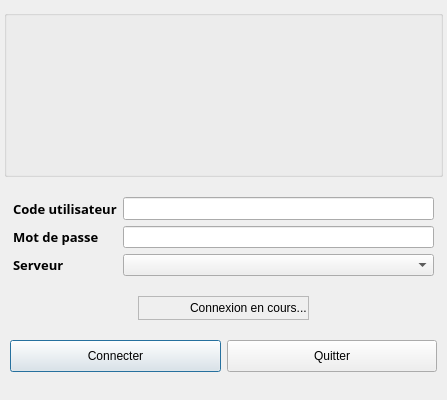
This is client/src/LoginDialog.ui in introlab/openteraplus as Qt 5 draws it before an edit. The edited form follows.
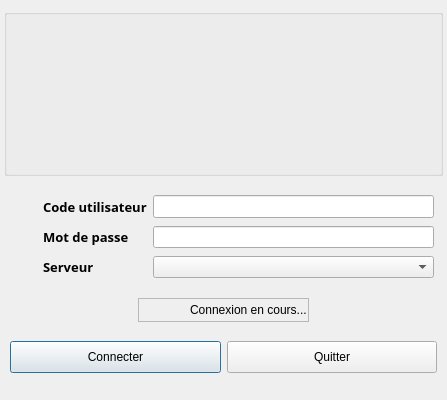
This is the edited form. Icons and pictures are not drawn.

The edit to the form file:
```diff
--- a/client/src/LoginDialog.ui
+++ b/client/src/LoginDialog.ui
@@ -202,23 +202,7 @@
       <property name="verticalSpacing">
        <number>6</number>
       </property>
-      <item row="0" column="0">
-       <widget class="QLabel" name="lblUsername">
-        <property name="font">
-         <font>
-          <family>10px Arial</family>
-          <pointsize>10</pointsize>
-          <weight>75</weight>
-          <italic>false</italic>
-          <bold>true</bold>
-         </font>
-        </property>
-        <property name="text">
-         <string>Code utilisateur</string>
-        </property>
-       </widget>
-      </item>
-      <item row="0" column="1">
+      <item row="0" column="2">
        <widget class="QLineEdit" name="txtUsername">
         <property name="enabled">
          <bool>true</bool>
@@ -230,7 +214,17 @@
         </property>
        </widget>
       </item>
-      <item row="1" column="0">
+      <item row="2" column="2">
+       <widget class="QComboBox" name="cmbServers">
+        <property name="sizePolicy">
+         <sizepolicy hsizetype="MinimumExpanding" vsizetype="Fixed">
+          <horstretch>0</horstretch>
+          <verstretch>0</verstretch>
+         </sizepolicy>
+        </property>
+       </widget>
+      </item>
+      <item row="1" column="1">
        <widget class="QLabel" name="lblPassword">
         <property name="font">
          <font>
@@ -246,7 +240,7 @@
         </property>
        </widget>
       </item>
-      <item row="1" column="1">
+      <item row="1" column="2">
        <widget class="QLineEdit" name="txtPassword">
         <property name="font">
          <font>
@@ -258,7 +252,7 @@
         </property>
        </widget>
       </item>
-      <item row="2" column="0">
+      <item row="2" column="1">
        <widget class="QLabel" name="lblServer">
         <property name="font">
          <font>
@@ -274,13 +268,112 @@
         </property>
        </widget>
       </item>
-      <item row="2" column="1">
-       <widget class="QComboBox" name="cmbServers">
+      <item row="0" column="1">
+       <widget class="QLabel" name="lblUsername">
+        <property name="font">
+         <font>
+          <family>10px Arial</family>
+          <pointsize>10</pointsize>
+          <weight>75</weight>
+          <italic>false</italic>
+          <bold>true</bold>
+         </font>
+        </property>
+        <property name="text">
+         <string>Code utilisateur</string>
+        </property>
+       </widget>
+      </item>
+      <item row="0" column="0">
+       <widget class="QLabel" name="icoUser">
         <property name="sizePolicy">
-         <sizepolicy hsizetype="MinimumExpanding" vsizetype="Fixed">
+         <sizepolicy hsizetype="Fixed" vsizetype="Fixed">
           <horstretch>0</horstretch>
           <verstretch>0</verstretch>
          </sizepolicy>
+        </property>
+        <property name="minimumSize">
+         <size>
+          <width>24</width>
+          <height>24</height>
+         </size>
+        </property>
+        <property name="maximumSize">
+         <size>
+          <width>24</width>
+          <height>24</height>
+         </size>
+        </property>
+        <property name="text">
+         <string/>
+        </property>
+        <property name="pixmap">
+         <pixmap resource="../resources/TeraClient.qrc">:/icons/software_user.png</pixmap>
+        </property>
+        <property name="scaledContents">
+         <bool>true</bool>
+        </property>
+       </widget>
+      </item>
+      <item row="1" column="0">
+       <widget class="QLabel" name="icoPassword">
+        <property name="sizePolicy">
+         <sizepolicy hsizetype="Fixed" vsizetype="Fixed">
+          <horstretch>0</horstretch>
+          <verstretch>0</verstretch>
+         </sizepolicy>
+        </property>
+        <property name="minimumSize">
+         <size>
+          <width>24</width>
+          <height>24</height>
+         </size>
+        </property>
+        <property name="maximumSize">
+         <size>
+          <width>24</width>
+          <height>24</height>
+         </size>
+        </property>
+        <property name="text">
+         <string/>
+        </property>
+        <property name="pixmap">
+         <pixmap resource="../resources/TeraClient.qrc">:/icons/password.png</pixmap>
+        </property>
+        <property name="scaledContents">
+         <bool>true</bool>
+        </property>
+       </widget>
+      </item>
+      <item row="2" column="0">
+       <widget class="QLabel" name="icoServer">
+        <property name="sizePolicy">
+         <sizepolicy hsizetype="Fixed" vsizetype="Fixed">
+          <horstretch>0</horstretch>
+          <verstretch>0</verstretch>
+         </sizepolicy>
+        </property>
+        <property name="minimumSize">
+         <size>
+          <width>24</width>
+          <height>24</height>
+         </size>
+        </property>
+        <property name="maximumSize">
+         <size>
+          <width>24</width>
+          <height>24</height>
+         </size>
+        </property>
+        <property name="text">
+         <string/>
+        </property>
+        <property name="pixmap">
+         <pixmap resource="../resources/TeraClient.qrc">:/icons/server.png</pixmap>
+        </property>
+        <property name="scaledContents">
+         <bool>true</bool>
         </property>
        </widget>
       </item>
```
Left out of the diff: 7 changed lines with no effect on the pictures.
